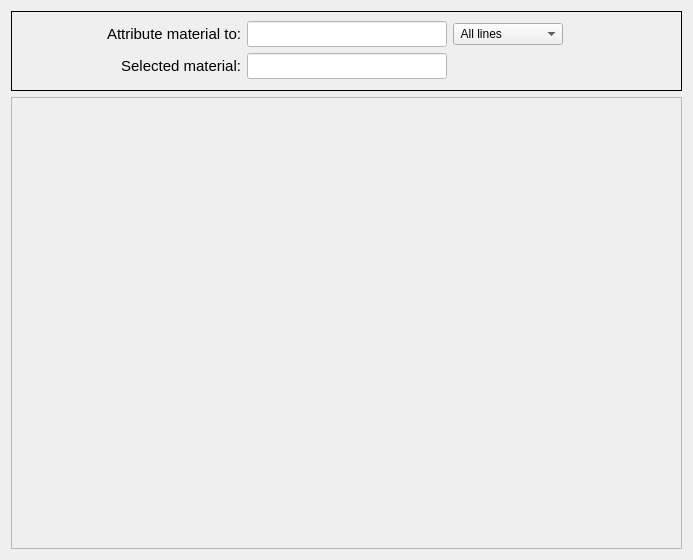
First picture: the form in pulse/interface/ui_files/model/setup/general/set_material.ui, repository open-pulse/OpenPulse, before the edit.
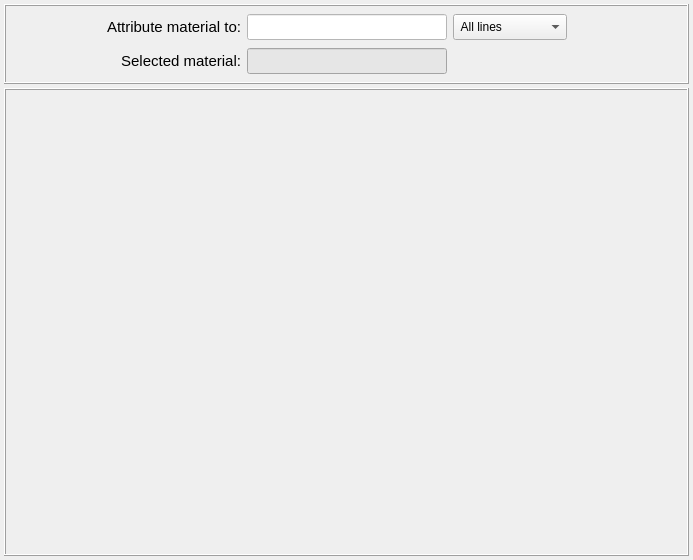
Second picture: the form after the edit.

The edit to the form file:
```diff
--- a/pulse/interface/ui_files/model/setup/general/set_material.ui
+++ b/pulse/interface/ui_files/model/setup/general/set_material.ui
@@ -14,10 +14,25 @@
    <string>Dialog</string>
   </property>
   <layout class="QGridLayout" name="gridLayout">
+   <property name="leftMargin">
+    <number>4</number>
+   </property>
+   <property name="topMargin">
+    <number>4</number>
+   </property>
+   <property name="rightMargin">
+    <number>4</number>
+   </property>
+   <property name="bottomMargin">
+    <number>4</number>
+   </property>
+   <property name="spacing">
+    <number>4</number>
+   </property>
    <item row="1" column="0">
     <widget class="QFrame" name="frame_main_widget">
      <property name="frameShape">
-      <enum>QFrame::StyledPanel</enum>
+      <enum>QFrame::Box</enum>
      </property>
      <property name="frameShadow">
       <enum>QFrame::Raised</enum>
@@ -42,12 +57,24 @@
       <enum>QFrame::Box</enum>
      </property>
      <property name="frameShadow">
-      <enum>QFrame::Plain</enum>
+      <enum>QFrame::Raised</enum>
      </property>
      <property name="lineWidth">
       <number>1</number>
      </property>
      <layout class="QGridLayout" name="gridLayout_2">
+      <property name="leftMargin">
+       <number>6</number>
+      </property>
+      <property name="topMargin">
+       <number>6</number>
+      </property>
+      <property name="rightMargin">
+       <number>6</number>
+      </property>
+      <property name="bottomMargin">
+       <number>6</number>
+      </property>
       <item row="0" column="0">
        <widget class="QLabel" name="label">
         <property name="font">
@@ -99,8 +126,8 @@
          <enum>Qt::ClickFocus</enum>
         </property>
         <property name="styleSheet">
-         <string notr="true">background-color: rgb(255, 255, 255);
-color: rgb(0, 0, 255);</string>
+         <string notr="true">QLineEdit{background-color: rgb(255, 255, 255); color: rgb(0, 0, 255)}
+QLineEdit:disabled {background-color: rgb(230, 230, 230); color: rgb(0, 0, 255)}</string>
         </property>
         <property name="text">
          <string/>
@@ -135,7 +162,19 @@
           <number>0</number>
          </property>
          <item row="0" column="0">
-          <widget class="QComboBox" name="comboBox">
+          <widget class="QComboBox" name="comboBox_attribution_type">
+           <property name="minimumSize">
+            <size>
+             <width>0</width>
+             <height>26</height>
+            </size>
+           </property>
+           <property name="maximumSize">
+            <size>
+             <width>16777215</width>
+             <height>26</height>
+            </size>
+           </property>
            <item>
             <property name="text">
              <string> All lines</string>
@@ -212,8 +251,8 @@
          <enum>Qt::ClickFocus</enum>
         </property>
         <property name="styleSheet">
-         <string notr="true">background-color: rgb(255, 255, 255);
-color: rgb(0, 0, 255);</string>
+         <string notr="true">QLineEdit{background-color: rgb(255, 255, 255); color: rgb(0, 0, 255)}
+QLineEdit:disabled {background-color: rgb(230, 230, 230); color: rgb(0, 0, 255)}</string>
         </property>
         <property name="text">
          <string/>
```
Left out of the diff: 2 changed lines with no effect on the pictures.
